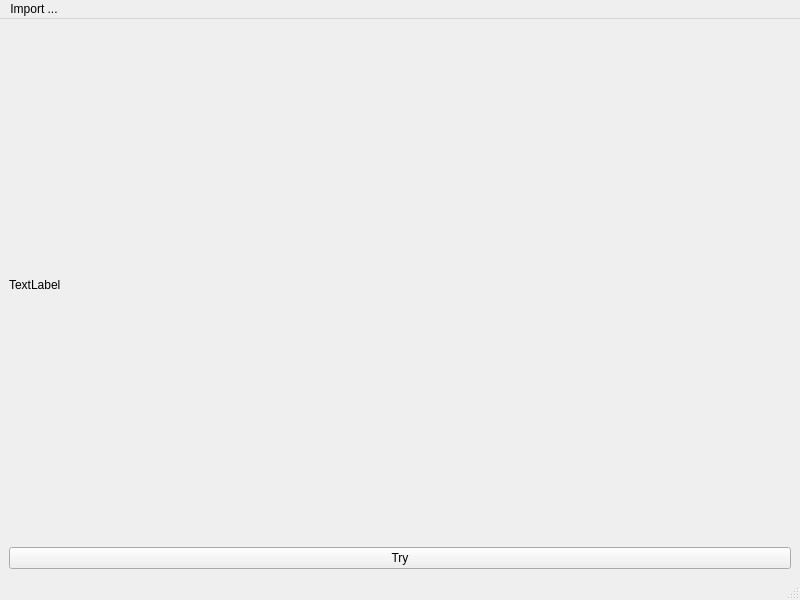
Qt form FindPeaks.ui (ssiyuan/FindPeaks) before a commit.
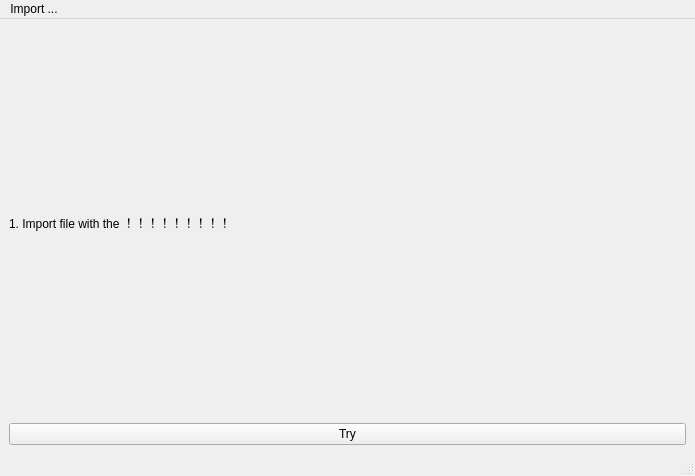
The same form after that commit.

Diff of the .ui file:
```diff
--- a/FindPeaks.ui
+++ b/FindPeaks.ui
@@ -6,8 +6,8 @@
    <rect>
     <x>0</x>
     <y>0</y>
-    <width>800</width>
-    <height>600</height>
+    <width>695</width>
+    <height>476</height>
    </rect>
   </property>
   <property name="windowTitle">
@@ -18,7 +18,7 @@
     <item row="0" column="0">
      <widget class="QLabel" name="label">
       <property name="text">
-       <string>TextLabel</string>
+       <string>1. Import file with the ！！！！！！！！！</string>
       </property>
      </widget>
     </item>
@@ -36,7 +36,7 @@
     <rect>
      <x>0</x>
      <y>0</y>
-     <width>800</width>
+     <width>695</width>
      <height>21</height>
     </rect>
    </property>
```
Left out of the diff: 22 changed lines with no effect on the pictures.
